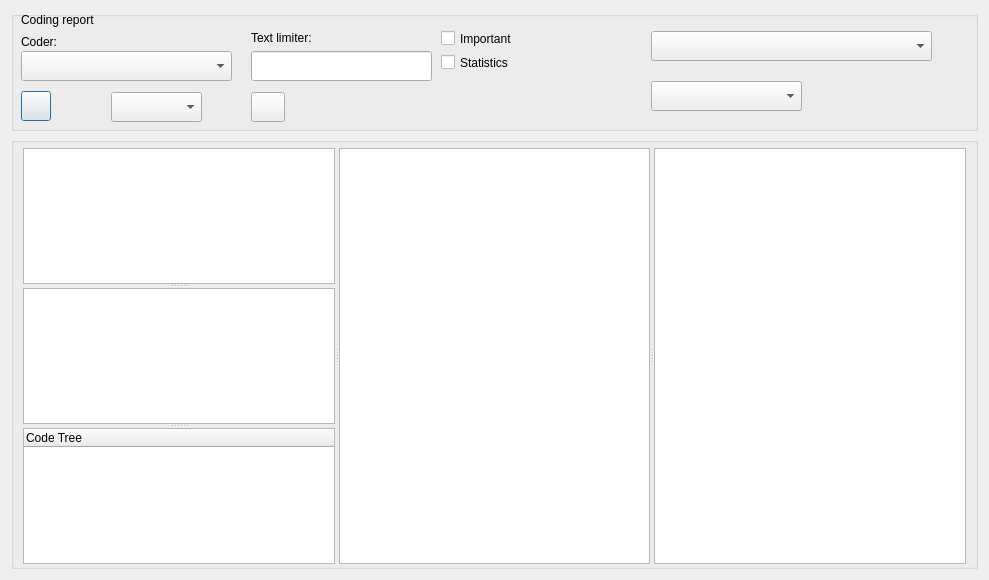
ccbogel/QualCoder, file GUI_UIs/ui_dialog_report_codings.ui: the form before one commit.
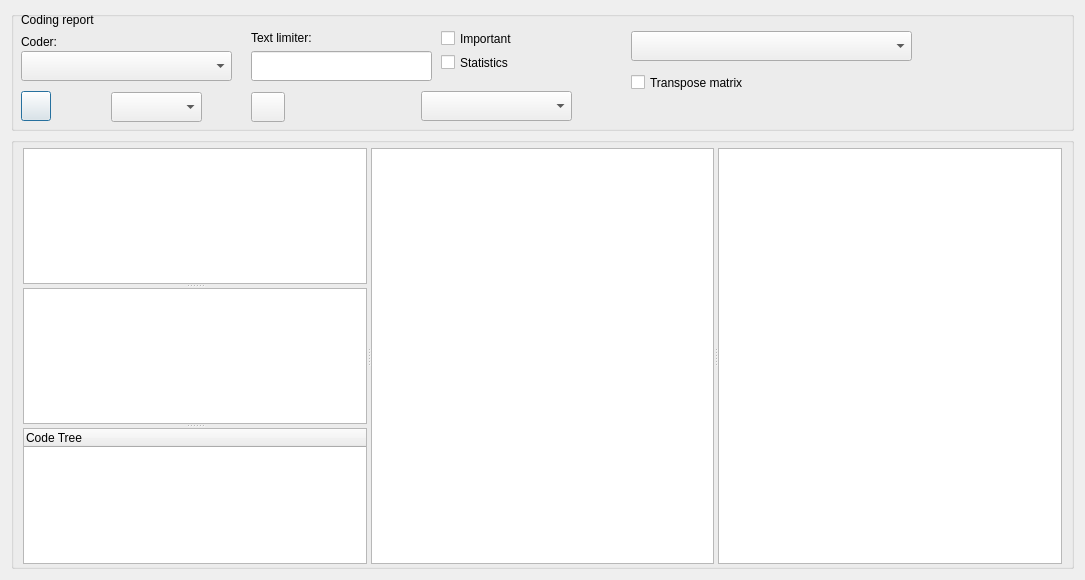
The form after the commit.

Diff of the .ui file:
```diff
--- a/GUI_UIs/ui_dialog_report_codings.ui
+++ b/GUI_UIs/ui_dialog_report_codings.ui
@@ -9,7 +9,7 @@
    <rect>
     <x>0</x>
     <y>0</y>
-    <width>989</width>
+    <width>1085</width>
     <height>580</height>
    </rect>
   </property>
@@ -188,7 +188,7 @@
      <widget class="QLabel" name="label_matrix">
       <property name="geometry">
        <rect>
-        <x>600</x>
+        <x>580</x>
         <y>20</y>
         <width>30</width>
         <height>30</height>
@@ -204,7 +204,7 @@
      <widget class="QComboBox" name="comboBox_matrix">
       <property name="geometry">
        <rect>
-        <x>640</x>
+        <x>620</x>
         <y>20</y>
         <width>281</width>
         <height>30</height>
@@ -233,8 +233,8 @@
      <widget class="QComboBox" name="comboBox_memos">
       <property name="geometry">
        <rect>
-        <x>640</x>
-        <y>70</y>
+        <x>410</x>
+        <y>80</y>
         <width>151</width>
         <height>30</height>
        </rect>
@@ -246,8 +246,8 @@
      <widget class="QLabel" name="label_memos">
       <property name="geometry">
        <rect>
-        <x>600</x>
-        <y>70</y>
+        <x>370</x>
+        <y>80</y>
         <width>30</width>
         <height>30</height>
        </rect>
@@ -275,6 +275,19 @@
        <string>Statistics</string>
       </property>
      </widget>
+     <widget class="QCheckBox" name="checkBox_matrix_transpose">
+      <property name="geometry">
+       <rect>
+        <x>620</x>
+        <y>60</y>
+        <width>211</width>
+        <height>23</height>
+       </rect>
+      </property>
+      <property name="text">
+       <string>Transpose matrix</string>
+      </property>
+     </widget>
     </widget>
    </item>
    <item>
```
